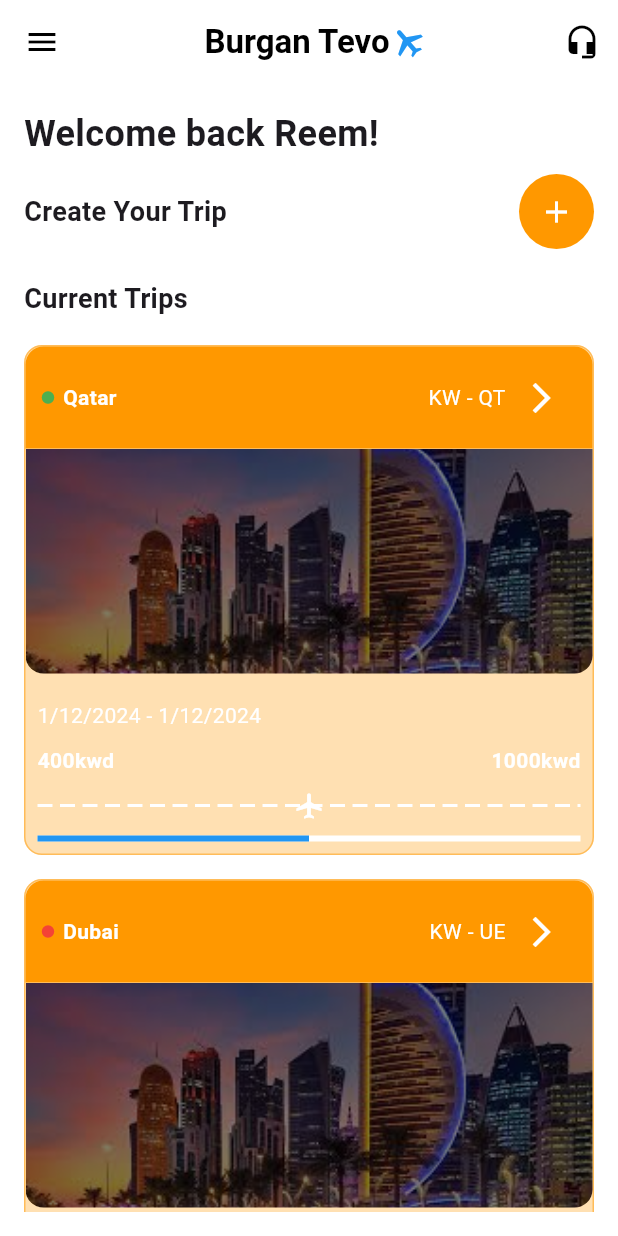
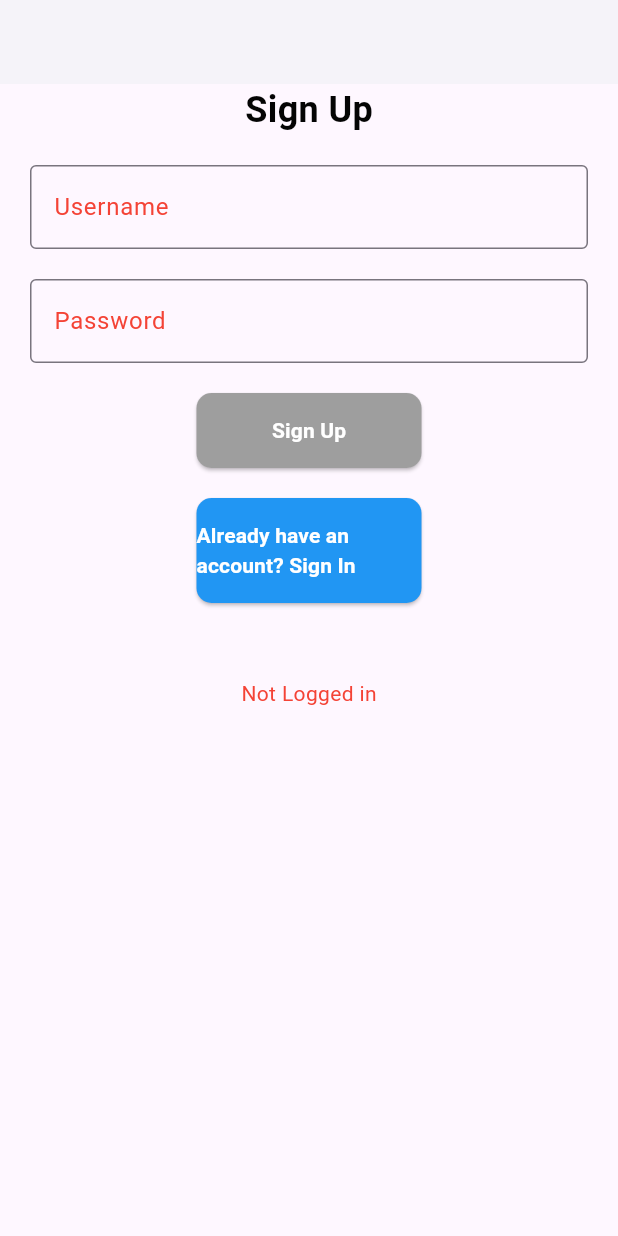
Before and after one commit to 7336x/burgantevo, a Flutter app: the screen it shows after launch, on a phone screen of 412 x 824 dp. Run offline on Flutter 3.47's test engine with Material 3 defaults, Android fonts, the phone set to English and light mode, and no system bars; our stand-ins replace dio, shared_preferences; accounts and stored records are empty.

Commit message:
done sign in sign up authentication connection between back and front end

```diff
--- a/lib/main.dart
+++ b/lib/main.dart
@@ -1,22 +1,45 @@
 import 'package:burgantevo/pages/homepage.dart';
+import 'package:burgantevo/pages/sign_in.dart';
+import 'package:burgantevo/pages/sign_up.dart';
+import 'package:burgantevo/providers/auth_provider.dart';
 import 'package:flutter/material.dart';
-
+import 'package:provider/provider.dart';
 
 void main() {
-  runApp(BurganTevoApp());
+  runApp(
+    MultiProvider(
+      providers: [
+        ChangeNotifierProvider<AuthProvider>(create: (_) => AuthProvider()),
+      ],
+      child: BurganTevoApp(),
+    ),
+  );
 }
 
 class BurganTevoApp extends StatelessWidget {
   @override
   Widget build(BuildContext context) {
+    // Initialize auth status when app starts
+    Future.delayed(Duration.zero, () {
+      context.read<AuthProvider>().initAuth();
+    });
+
     return MaterialApp(
       title: 'Burgan Tevo',
       theme: ThemeData(
         primarySwatch: Colors.blue,
         visualDensity: VisualDensity.adaptivePlatformDensity,
       ),
-      home: HomePage(),
       debugShowCheckedModeBanner: false,
+      initialRoute: '/sign-up',
+      routes: {
+        '/home': (context) {
+          final authProvider = Provider.of<AuthProvider>(context);
+          return authProvider.isAuth() ? HomePage() : SignInPage();
+        },
+        '/sign-in': (context) => SignInPage(),
+        '/sign-up': (context) => SignUpPage(),
+      },
     );
   }
 }
--- /dev/null
+++ b/lib/models/user.dart
@@ -0,0 +1,14 @@
+class User {
+  String username;
+  String token;
+
+  User({required this.username, required this.token});
+
+  User.fromJson(Map<String, dynamic> json)
+      : username = json['username'] as String,
+        token = json['token'] as String;
+
+  Map<String, dynamic> toJson() {
+    return <String, dynamic>{'username': username, 'password': token};
+  }
+}
--- a/lib/pages/homepage.dart
+++ b/lib/pages/homepage.dart
@@ -1,3 +1,4 @@
+import 'package:burgantevo/widgets/drawer.dart';
 import 'package:flutter/material.dart';
 import 'package:burgantevo/pages/trip_card.dart';
 import 'create_trip_page.dart';
@@ -9,7 +10,6 @@ class HomePage extends StatefulWidget {
 }
 
 class _HomePageState extends State<HomePage> {
-
   final List<Trip> trips = [
     Trip(
       destination: 'Qatar',
@@ -94,44 +94,45 @@ class _HomePageState extends State<HomePage> {
         backgroundColor: Colors.white,
         elevation: 0,
         leading: IconButton(
-          icon: Icon(Icons.menu, color: Colors.black),
+          icon: const Icon(Icons.menu, color: Colors.black),
           onPressed: () {},
         ),
         title: Row(
           mainAxisAlignment: MainAxisAlignment.center,
           children: [
-            Text(
+            const Text(
               'Burgan Tevo',
-              style: TextStyle(color: Colors.black, fontWeight: FontWeight.bold),
+              style:
+                  TextStyle(color: Colors.black, fontWeight: FontWeight.bold),
             ),
             Transform.rotate(
               angle: 11.14 / 2,
-              child: Icon(Icons.airplanemode_active, color: Colors.blue),
+              child: const Icon(Icons.airplanemode_active, color: Colors.blue),
             ),
           ],
         ),
         actions: [
           IconButton(
-            icon: Icon(Icons.headset_mic, color: Colors.black),
+            icon: const Icon(Icons.headset_mic, color: Colors.black),
             onPressed: () {},
           ),
         ],
       ),
+      drawer: const CustomDrawer(),
       body: Padding(
         padding: const EdgeInsets.all(16.0),
         child: Column(
           crossAxisAlignment: CrossAxisAlignment.start,
           children: [
-            Text(
+            const Text(
               'Welcome back Reem!',
               style: TextStyle(fontSize: 24, fontWeight: FontWeight.bold),
             ),
-            SizedBox(height: 10),
-
+            const SizedBox(height: 10),
             Row(
               mainAxisAlignment: MainAxisAlignment.spaceBetween,
               children: [
-                Text(
+                const Text(
                   'Create Your Trip',
                   style: TextStyle(fontSize: 18, fontWeight: FontWeight.w600),
                 ),
@@ -139,20 +140,18 @@ class _HomePageState extends State<HomePage> {
                   radius: 25,
                   backgroundColor: Colors.orange,
                   child: IconButton(
-                    icon: Icon(Icons.add, color: Colors.white),
+                    icon: const Icon(Icons.add, color: Colors.white),
                     onPressed: _navigateToCreateTripPage,
                   ),
                 ),
               ],
             ),
-            SizedBox(height: 20),
-
-            Text(
+            const SizedBox(height: 20),
+            const Text(
               'Current Trips',
               style: TextStyle(fontSize: 18, fontWeight: FontWeight.w600),
             ),
-            SizedBox(height: 10),
-
+            const SizedBox(height: 10),
             Expanded(
               child: ListView.builder(
                 itemCount: trips.length,
--- /dev/null
+++ b/lib/pages/sign_up.dart
@@ -0,0 +1,134 @@
+import 'package:burgantevo/providers/auth_provider.dart';
+import 'package:dio/dio.dart';
+import 'package:flutter/material.dart';
+import 'package:provider/provider.dart';
+
+class SignUpPage extends StatelessWidget {
+  SignUpPage({super.key});
+  final usernameController = TextEditingController();
+  final passwordController = TextEditingController();
+
+  @override
+  Widget build(BuildContext context) {
+    return Scaffold(
+      appBar: AppBar(
+        backgroundColor: Colors.white,
+        foregroundColor: Colors.black,
+        elevation: 2,
+      ),
+      resizeToAvoidBottomInset: false,
+      body: Column(
+        crossAxisAlignment: CrossAxisAlignment.center,
+        children: [
+          const Text(
+            "Sign Up",
+            style: TextStyle(
+              fontWeight: FontWeight.bold,
+              fontSize: 24,
+              color: Color.fromARGB(255, 4, 4, 4),
+            ),
+          ),
+          const SizedBox(height: 20),
+          Padding(
+            padding: const EdgeInsets.symmetric(horizontal: 20),
+            child: TextField(
+              decoration: const InputDecoration(
+                hintText: 'Username',
+                border: OutlineInputBorder(),
+                hintStyle: TextStyle(color: Colors.red),
+              ),
+              controller: usernameController,
+              style: const TextStyle(color: Colors.red),
+            ),
+          ),
+          const SizedBox(height: 20),
+          Padding(
+            padding: const EdgeInsets.symmetric(horizontal: 20),
+            child: TextField(
+              decoration: const InputDecoration(
+                hintText: 'Password',
+                border: OutlineInputBorder(),
+                hintStyle: TextStyle(color: Colors.red),
+              ),
+              controller: passwordController,
+              obscureText: true,
+              style: const TextStyle(color: Colors.red),
+            ),
+          ),
+          const SizedBox(height: 20),
+          SizedBox(
+            width: 150,
+            child: ElevatedButton(
+              style: ElevatedButton.styleFrom(
+                backgroundColor: Colors.grey,
+                padding: const EdgeInsets.symmetric(vertical: 15),
+                shape: RoundedRectangleBorder(
+                  borderRadius: BorderRadius.circular(10),
+                ),
+              ),
+              onPressed: () async {
+                try {
+                  await context.read<AuthProvider>().signup(
+                        username: usernameController.text,
+                        password: passwordController.text,
+                      );
+
+                  var user = context.read<AuthProvider>().user;
+                  print("You are signed up as ${user!.username}");
+                  Navigator.pushReplacementNamed(context, '/home');
+                } on DioException catch (e) {
+                  if (e.response == null) return;
+                  if (e.response!.data == null) return;
+
+                  ScaffoldMessenger.of(context).showSnackBar(
+                    SnackBar(
+                      content: Text(
+                          e.response!.data['message'] ?? "Unexpected error"),
+                    ),
+                  );
+                }
+              },
+              child: const Text(
+                "Sign Up",
+                style: TextStyle(
+                  color: Colors.white,
+                  fontWeight: FontWeight.bold,
+                ),
+              ),
+            ),
+          ),
+          const SizedBox(height: 20),
+          // Button to navigate to SignInPage
+          SizedBox(
+            width: 150,
+            child: ElevatedButton(
+              style: ElevatedButton.styleFrom(
+                backgroundColor: Colors.blue, // A different color for contrast
+                padding: const EdgeInsets.symmetric(vertical: 15),
+                shape: RoundedRectangleBorder(
+                  borderRadius: BorderRadius.circular(10),
+                ),
+              ),
+              onPressed: () {
+                // Navigate to SignInPage
+                Navigator.pushReplacementNamed(context, '/sign-in');
+              },
+              child: const Text(
+                "Already have an account? Sign In",
+                style: TextStyle(
+                  color: Colors.white,
+                  fontWeight: FontWeight.bold,
+                ),
+              ),
+            ),
+          ),
+          const SizedBox(height: 50),
+          Text(
+            context.read<AuthProvider>().user?.username ?? "Not Logged in",
+            style: const TextStyle(color: Colors.red),
+          ),
+        ],
+      ),
+    );
+  }
+}
--- /dev/null
+++ b/lib/providers/auth_provider.dart
@@ -0,0 +1,78 @@
+import 'dart:io';
+
+import 'package:burgantevo/models/user.dart';
+import 'package:burgantevo/services/auth.dart';
+import 'package:burgantevo/services/client.dart';
+import 'package:flutter/material.dart';
+import 'package:shared_preferences/shared_preferences.dart';
+
+class AuthProvider extends ChangeNotifier {
+  String token = ""; //"error", "email", "token"
+  User? user;
+
+  Future<Map<String, String>> signup(
+      {required String username, required String password}) async {
+    var response = await AuthServices()
+        .signupAPI(user: User(username: username, token: password));
+    if (response['token'] != null) {
+      _setToken(username, response['token']!);
+    }
+    print(response['token'] ?? 'No token');
+    notifyListeners();
+    return response;
+  }
+
+  Future<String> signin(
+      {required String username, required String password}) async {
+    token = await AuthServices()
+        .loginApi(user: User(username: username, token: password));
+    // this.user = user;
+    _setToken(username, token);
+    // print(token);
+    user = User(username: username, token: token);
+    notifyListeners();
+    return token;
+  }
+
+  bool isAuth() {
+    return (user != null && token.isNotEmpty);
+  }
+
+  Future<void> initAuth() async {
+    await getToken();
+    if (isAuth()) {
+      dio.options.headers = {
+        HttpHeaders.authorizationHeader: 'Bearer $token',
+      };
+      user = User(username: user!.username, token: token);
+      print('Bearer $token');
+      notifyListeners();
+    }
+  }
+
+  void _setToken(String username, String token) async {
+    SharedPreferences prefs = await SharedPreferences.getInstance();
+    prefs.setString("username", username);
+    prefs.setString("token", token);
+    notifyListeners();
+  }
+
+  Future<void> getToken() async {
+    SharedPreferences prefs = await SharedPreferences.getInstance();
+    var username = prefs.getString("username");
+    var token = prefs.getString("token");
+
+    if (username == null || token == null) return;
+
+    user = User(username: username, token: token);
+    notifyListeners();
+  }
+
+  void logout() async {
+    SharedPreferences prefs = await SharedPreferences.getInstance();
+    prefs.remove('username');
+    prefs.remove('token');
+    user = null;
+    notifyListeners();
+  }
+}
--- /dev/null
+++ b/lib/services/client.dart
@@ -0,0 +1,6 @@
+import 'package:dio/dio.dart';
+
+const _baseUrl = 'http://localhost:8000';
+
+// global variable
+final Dio dio = Dio(BaseOptions(baseUrl: _baseUrl));
```
Also changed, not shown: lib/pages/sign_in.dart (added, +135 -0 lines), lib/services/auth.dart (added, +29 -0 lines), lib/widgets/drawer.dart (added, +114 -0 lines).
